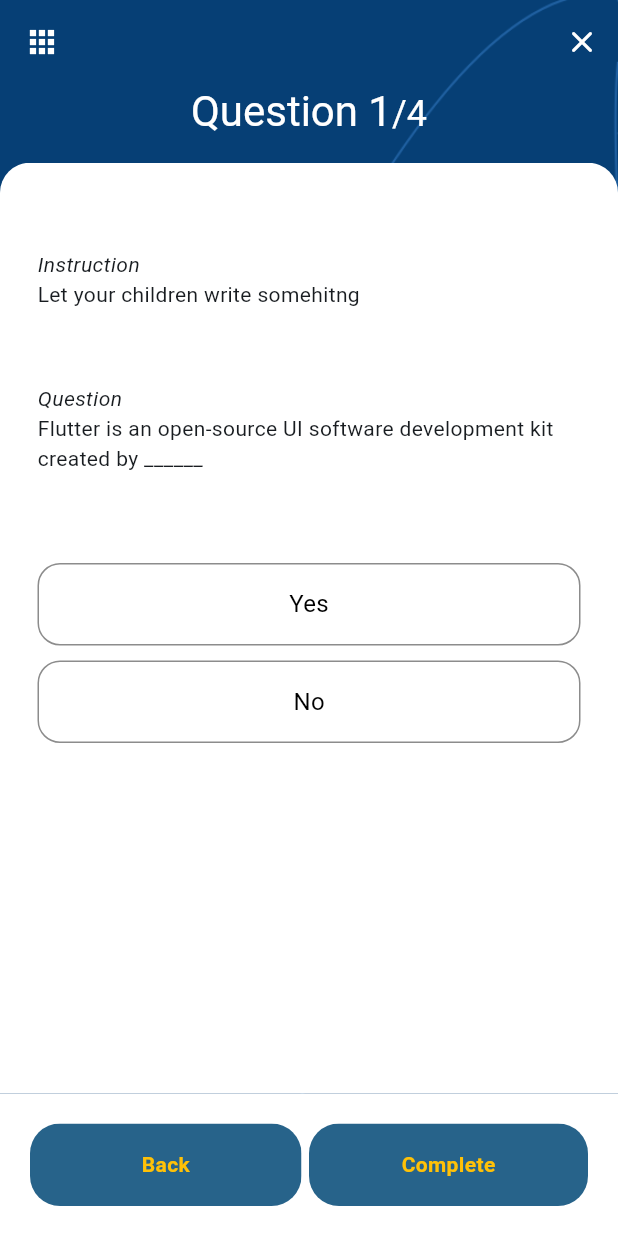
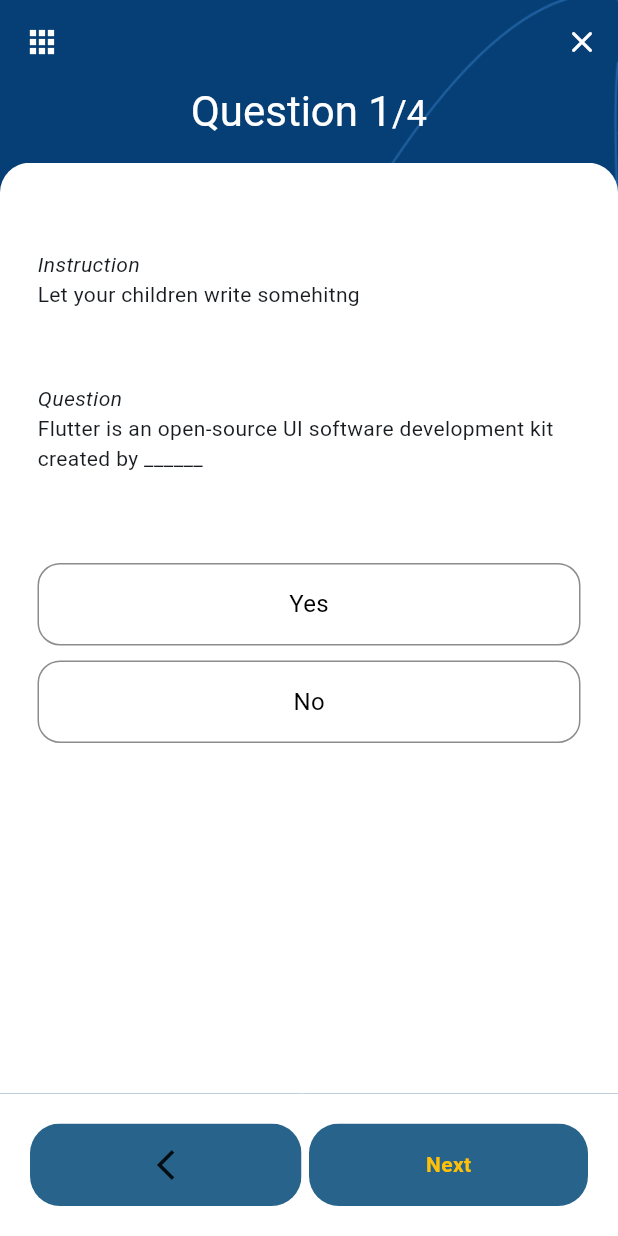
Before and after one commit to skyesuniverse/dysscreen_app_v1, a Flutter app: the TestQuestionScreen screen opened directly with empty values, on a phone screen of 412 x 824 dp. Run offline on Flutter 3.47's test engine with Material 2 defaults, Android fonts, the phone set to English and light mode, and no system bars; our stand-ins replace get, shared_preferences; accounts and stored records are empty; generated files the repository leaves out were written again; network calls fail.

Commit message:
UPDATE BUTTON

```diff
--- a/lib/controllers/question_controller.dart
+++ b/lib/controllers/question_controller.dart
@@ -10,19 +10,6 @@
   PageController get pageController => this._pageController;
 
   late List<dynamic> _questions;
-
-  // List<Question_46> _questions = question_46_data
-  //     .map(
-  //       (question) => Question_46(
-  //           id: question['id'],
-  //           category: question['category'],
-  //           instruction: question['instruction'],
-  //           question: question['question'],
-  //           options: question['options'],
-  //           answer: question['answer_index']),
-  //     )
-  //     .toList();
-  // List<Question_46> get questions => this._questions;
 
 // Initialize the controller with the selected age
   QuestionController(String selectedAge) {
@@ -64,7 +51,6 @@
       );
     }).toList();
   }
-
 
   bool _isAnswered = false;
   bool get isAnswered => this._isAnswered;
@@ -124,7 +110,7 @@
 
     // Notify GetX to update the UI when counts change
     update(); // This will re-render the UI with updated counts
-    nextQuestion();
+    // nextQuestion();
   }
 
   void previousQuestion() {
@@ -146,31 +132,11 @@
       _pageController.animateToPage(nextQuestionNumber - 1,
           duration: Duration(milliseconds: 500), curve: Curves.ease);
       _questionNumber.value = nextQuestionNumber;
-    } else {
-      Get.to(ResultScreen());
     }
+    // else {
+    //   Get.to(ResultScreen());
+    // }
   }
-
-  //  Rxn<Question> currentQuestion = Rxn<Question>();
-  // final questionIndex = 0.obs; //_curruntQuestionIndex
-
-  // bool get isFirstQuestion => questionIndex.value > 0;
-
-  // bool get islastQuestion => questionIndex.value >= allQuestions.length - 1;
-
-  // void nextQuestion() {
-  //   if (questionIndex.value >= allQuestions.length - 1) return;
-  //   questionIndex.value++;
-  //   currentQuestion.value = allQuestions[questionIndex.value];
-  // }
-
-  // void prevQuestion() {
-  //   if (questionIndex.value <= 0) {
-  //     return;
-  //   }
-  //   questionIndex.value--;
-  //   currentQuestion.value = allQuestions[questionIndex.value];
-  // }
 
   /*[GETX] WARNING, consider using: "Get.to(() => Page())" instead of "Get.to(Page())".
        Using a widget function instead of a widget fully guarantees that the widget and its controllers will be removed from memory when they are no longer used.
@@ -189,4 +155,10 @@
   void clearSelectedOption(int questionNumber) {
     _selectedOptionIndices.remove(questionNumber);
   }
+
+  // Method to check if it's the first question
+  bool get isFirstQuestion => _questionNumber.value == 1;
+
+  // Method to check if it's the last question
+  bool get isLastQuestion => _questionNumber.value == _questions.length;
 }
--- a/lib/models/Questions_46.dart
+++ b/lib/models/Questions_46.dart
@@ -1,4 +1,3 @@
-
 class Question_46 {
   int id, answer;
   String question, instruction, category;
@@ -12,8 +11,6 @@
       required this.options,
       required this.answer});
 }
-
-
 
 const List question_46_data = [
   {
@@ -32,7 +29,7 @@
     "instruction":
         "Parents, please answer the following question about your child's experiences or behaviors. Respond with a simple \"Yes\" or \"No\".",
     "question":
-        "Does your child find it challenging to distinguish between similar-looking letters such as \"b\" and \"d\"? Does your child find it challenging to distinguish between similar-looking letters such as \"b\" and \"d\"?Does your child find it challenging to distinguish between similar-looking letters such as \"b\" and \"d\"?Does your child find it challenging to distinguish between similar-looking letters such as \"b\" and \"d\"?Does your child find it challenging to distinguish between similar-looking letters such as \"b\" and \"d\"?Does your child find it challenging to distinguish between similar-looking letters such as \"b\" and \"d\"?",
+        "Does your child find it challenging to distinguish between similar-looking letters such as \"b\" and \"d\"? s",
     "options": ['Yes', 'No'],
     "answer_index": 1,
   },
--- a/lib/screens/Test_Section/Components/option.dart
+++ b/lib/screens/Test_Section/Components/option.dart
@@ -1,69 +1,58 @@
-
-
-
-
 import 'package:dysscreen_app_v1/controllers/question_controller.dart';
 import 'package:flutter/material.dart';
 import 'package:get/get.dart';
 import 'package:get/get_state_manager/src/simple/get_state.dart';
 
-class Option extends StatefulWidget {
+class Option extends StatelessWidget {
   const Option({
     Key? key,
     required this.text,
     required this.index,
-    // required this.press,
     required this.questionNumber,
   }) : super(key: key);
 
   final String text;
   final int index;
-  // final VoidCallback press;
+
   final int questionNumber;
-
-  @override
-  State<Option> createState() => _OptionState();
-}
-
-class _OptionState extends State<Option> {
-  // bool _isSelected = false;
 
   @override
   Widget build(BuildContext context) {
     QuestionController _controller = Get.find();
 
-    // Check if this option is currently selected
+    return GetBuilder<QuestionController>(builder: (controller) {
       bool isSelected =
-        _controller.getSelectedOptionIndex(widget.questionNumber) ==
-            widget.index;
+          controller.getSelectedOptionIndex(questionNumber) == index;
 
       return InkWell(
         onTap: () {
           // If the option is already selected, deselect it
           if (isSelected) {
-          _controller.clearSelectedOption(widget.questionNumber);
+            _controller.clearSelectedOption(questionNumber);
           } else {
             // Otherwise, select this option
-          _controller.recordAnswer(widget.index,
-              widget.index == 0); // Assuming "Yes" is the correct answer
+            _controller.recordAnswer(
+                index, index == 0); // Assuming "Yes" is the correct answer
           }
         },
         child: Container(
           margin: EdgeInsets.only(top: 10),
           padding: EdgeInsets.all(15),
           decoration: BoxDecoration(
-          border: Border.all(color: isSelected ? Colors.blue : Colors.black45),
+            border:
+                Border.all(color: isSelected ? Colors.blue : Colors.black45),
             borderRadius: BorderRadius.circular(15),
           ),
           child: Row(
             mainAxisAlignment: MainAxisAlignment.center,
             children: [
               Text(
-              widget.text,
+                text,
                 style: TextStyle(
                     fontSize: 16,
                     color: isSelected ? Colors.blue : Colors.black,
-                  fontWeight: isSelected ? FontWeight.bold : FontWeight.normal),
+                    fontWeight:
+                        isSelected ? FontWeight.bold : FontWeight.normal),
               ),
               if (isSelected)
                 Icon(
@@ -74,5 +63,6 @@
           ),
         ),
       );
+    }); //
   }
 }
--- a/lib/screens/Test_Section/Components/question_card.dart
+++ b/lib/screens/Test_Section/Components/question_card.dart
@@ -60,11 +60,7 @@
               text: question.options[index],
               questionNumber: questionNumber,
 
-              // press: () {
-              //   // Determine whether the answer is "Yes" or "No"
-              //   bool answeredYes = index == 0; // Assuming "Yes" is at index 0
-              //   _controller.recordAnswer(answeredYes);
-              // },
+
             ),
           ),
         ],
--- a/lib/screens/Test_Section/testquestionscreen.dart
+++ b/lib/screens/Test_Section/testquestionscreen.dart
@@ -3,6 +3,7 @@
 import 'package:dysscreen_app_v1/models/Questions_79.dart';
 import 'package:dysscreen_app_v1/screens/Test_Section/Components/question_card.dart';
 import 'package:dysscreen_app_v1/screens/homescreen.dart';
+import 'package:dysscreen_app_v1/screens/result.dart';
 import 'package:dysscreen_app_v1/widgets/mainButton.dart';
 import 'package:flutter/material.dart';
 import 'package:get/get.dart';
@@ -128,21 +129,33 @@
                         Expanded(
                           // flex: 2,
                           child: Visibility(
+                            visible: _questionController.isFirstQuestion,
                             child: Padding(
                                 padding: const EdgeInsets.only(right: 5.0),
                                 child: MainButton(
-                                  onTap: () {},
-                                  title: "Back",
+                                  onTap: () {
+                                    _questionController.previousQuestion();
+                                  },
+                                  child: const Icon(Icons.arrow_back_ios_new),
                                 )),
                           ),
                         ),
                         // Left arrow button
                         Expanded(
-                          child: Visibility(
-                              child: MainButton(
-                            onTap: () {},
-                            title: "Complete",
-                          )),
+                          child: Obx(
+                            () => Visibility(
+                                child: MainButton(
+                              onTap: () {
+                                _questionController.isLastQuestion
+                                    ? Get.to(ResultScreen())
+                                    : _questionController.nextQuestion();
+                              },
+                              title: _questionController.isLastQuestion
+                                  ? 'Complete'
+                                  : 'Next',
+
+                            )),
+                          ),
                         )
                       ],
                     ),
```
Lines whose indentation alone changed are shown as unchanged.
